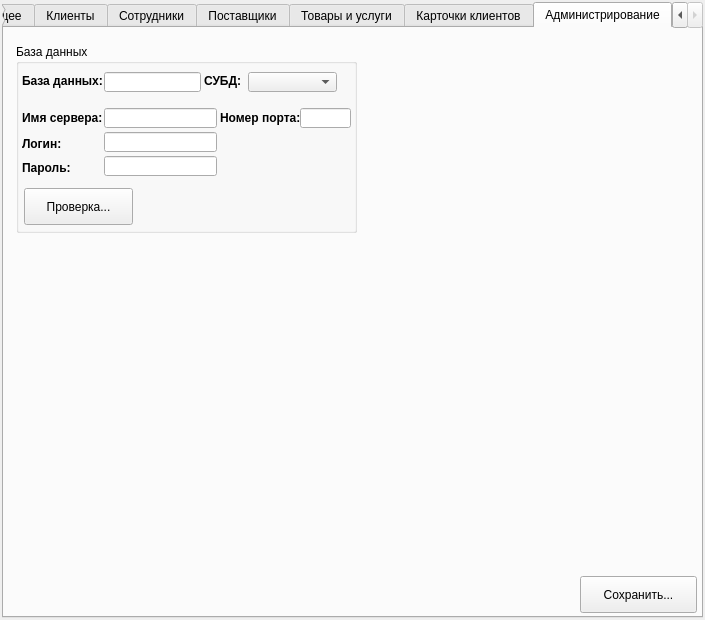
This is arm_admin.ui in sergey4475/project as Qt 5 draws it before an edit. The edited form follows.
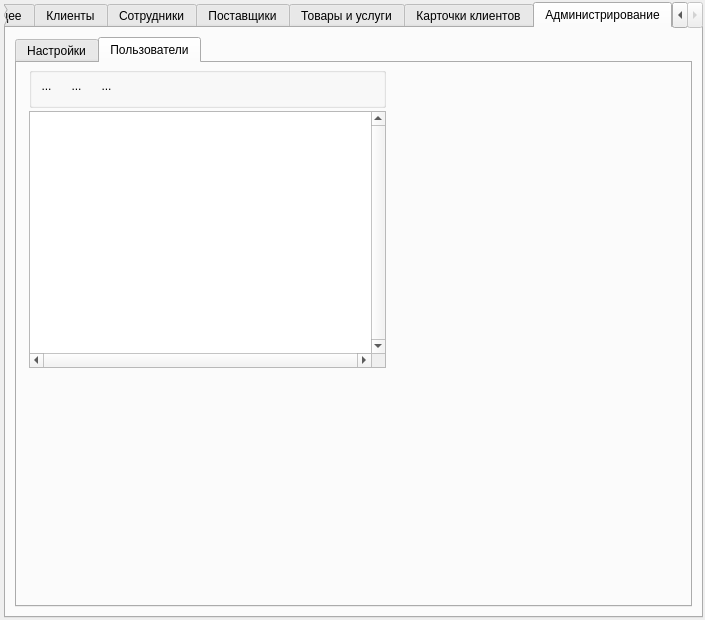
This is the edited form. Icons and pictures are not drawn.

Diff of the .ui file:
```diff
--- a/arm_admin.ui
+++ b/arm_admin.ui
@@ -23,7 +23,16 @@
    <string notr="true"/>
   </property>
   <layout class="QGridLayout" name="gridLayout">
-   <property name="margin">
+   <property name="leftMargin">
+    <number>4</number>
+   </property>
+   <property name="topMargin">
+    <number>2</number>
+   </property>
+   <property name="rightMargin">
+    <number>2</number>
+   </property>
+   <property name="bottomMargin">
     <number>2</number>
    </property>
    <property name="spacing">
@@ -235,11 +244,21 @@
       <attribute name="title">
        <string>Администрирование</string>
       </attribute>
+      <layout class="QGridLayout" name="gridLayout_7">
+       <item row="0" column="0">
+        <widget class="QTabWidget" name="tabWidget">
+         <property name="currentIndex">
+          <number>1</number>
+         </property>
+         <widget class="QWidget" name="tab">
+          <attribute name="title">
+           <string>Настройки</string>
+          </attribute>
       <widget class="QGroupBox" name="groupBox_4">
        <property name="geometry">
         <rect>
-         <x>12</x>
-         <y>16</y>
+             <x>4</x>
+             <y>12</y>
          <width>341</width>
          <height>189</height>
         </rect>
@@ -302,6 +321,15 @@
           <height>20</height>
          </rect>
         </property>
+            <property name="editable">
+             <bool>false</bool>
+            </property>
+            <property name="maxVisibleItems">
+             <number>22</number>
+            </property>
+            <property name="frame">
+             <bool>true</bool>
+            </property>
        </widget>
        <widget class="QLabel" name="label_2">
         <property name="geometry">
@@ -406,13 +434,16 @@
          <rect>
           <x>8</x>
           <y>144</y>
-          <width>109</width>
-          <height>37</height>
+              <width>89</width>
+              <height>29</height>
          </rect>
         </property>
         <property name="text">
          <string>Проверка...</string>
         </property>
+            <property name="flat">
+             <bool>true</bool>
+            </property>
        </widget>
        <widget class="QLabel" name="label_5">
         <property name="geometry">
@@ -492,8 +523,8 @@
       <widget class="QPushButton" name="save_button">
        <property name="geometry">
         <rect>
-         <x>576</x>
-         <y>548</y>
+             <x>348</x>
+             <y>20</y>
          <width>117</width>
          <height>37</height>
         </rect>
@@ -507,12 +538,174 @@
        <property name="text">
         <string>Сохранить...</string>
        </property>
-      </widget>
-     </widget>
-    </widget>
+           <property name="flat">
+            <bool>true</bool>
+           </property>
+          </widget>
+         </widget>
+         <widget class="QWidget" name="tab_2">
+          <attribute name="title">
+           <string>Пользователи</string>
+          </attribute>
+          <widget class="QTableView" name="table_users">
+           <property name="geometry">
+            <rect>
+             <x>12</x>
+             <y>48</y>
+             <width>357</width>
+             <height>257</height>
+            </rect>
+           </property>
+           <property name="verticalScrollBarPolicy">
+            <enum>Qt::ScrollBarAlwaysOn</enum>
+           </property>
+           <property name="horizontalScrollBarPolicy">
+            <enum>Qt::ScrollBarAlwaysOn</enum>
+           </property>
+           <property name="selectionBehavior">
+            <enum>QAbstractItemView::SelectRows</enum>
+           </property>
+           <property name="sortingEnabled">
+            <bool>true</bool>
+           </property>
+          </widget>
+          <widget class="QGroupBox" name="groupButton_2">
+           <property name="geometry">
+            <rect>
+             <x>12</x>
+             <y>4</y>
+             <width>357</width>
+             <height>41</height>
+            </rect>
+           </property>
+           <property name="styleSheet">
+            <string notr="true"/>
+           </property>
+           <property name="title">
+            <string/>
+           </property>
+           <widget class="QToolButton" name="toolButton_5">
+            <property name="geometry">
+             <rect>
+              <x>6</x>
+              <y>8</y>
+              <width>23</width>
+              <height>22</height>
+             </rect>
+            </property>
+            <property name="text">
+             <string>...</string>
+            </property>
+            <property name="icon">
+             <iconset resource="icons.qrc">
+              <normaloff>:/image/icons/UserAdd32.png</normaloff>:/image/icons/UserAdd32.png</iconset>
+            </property>
+            <property name="iconSize">
+             <size>
+              <width>24</width>
+              <height>24</height>
+             </size>
+            </property>
+            <property name="autoRaise">
+             <bool>true</bool>
+            </property>
+           </widget>
+           <widget class="QToolButton" name="toolButton">
+            <property name="geometry">
+             <rect>
+              <x>66</x>
+              <y>8</y>
+              <width>23</width>
+              <height>22</height>
+             </rect>
+            </property>
+            <property name="text">
+             <string>...</string>
+            </property>
+            <property name="icon">
+             <iconset resource="icons.qrc">
+              <normaloff>:/image/icons/UserSecure32.png</normaloff>:/image/icons/UserSecure32.png</iconset>
+            </property>
+            <property name="iconSize">
+             <size>
+              <width>24</width>
+              <height>24</height>
+             </size>
+            </property>
+            <property name="autoRaise">
+             <bool>true</bool>
+            </property>
+           </widget>
+           <widget class="QToolButton" name="toolButton_6">
+            <property name="geometry">
+             <rect>
+              <x>36</x>
+              <y>8</y>
+              <width>23</width>
+              <height>22</height>
+             </rect>
+            </property>
+            <property name="text">
+             <string>...</string>
+            </property>
+            <property name="icon">
+             <iconset resource="icons.qrc">
+              <normaloff>:/image/icons/UserConfigure32.png</normaloff>:/image/icons/UserConfigure32.png</iconset>
+            </property>
+            <property name="iconSize">
+             <size>
+              <width>24</width>
+              <height>24</height>
+             </size>
+            </property>
+            <property name="autoRaise">
+             <bool>true</bool>
+            </property>
+           </widget>
+           <widget class="QToolButton" name="toolButton_2">
+            <property name="geometry">
+             <rect>
+              <x>96</x>
+              <y>8</y>
+              <width>23</width>
+              <height>22</height>
+             </rect>
+            </property>
+            <property name="text">
+             <string/>
+            </property>
+            <property name="icon">
+             <iconset resource="icons.qrc">
+              <normaloff>:/image/icons/UserDelete32.png</normaloff>:/image/icons/UserDelete32.png</iconset>
+            </property>
+            <property name="iconSize">
+             <size>
+              <width>24</width>
+              <height>24</height>
+             </size>
+            </property>
+            <property name="autoRepeat">
+             <bool>true</bool>
+            </property>
+            <property name="autoExclusive">
+             <bool>true</bool>
+            </property>
+            <property name="autoRaise">
+             <bool>true</bool>
+            </property>
+           </widget>
+          </widget>
+         </widget>
+        </widget>
    </item>
   </layout>
  </widget>
- <resources/>
+    </widget>
+   </item>
+  </layout>
+ </widget>
+ <resources>
+  <include location="icons.qrc"/>
+ </resources>
  <connections/>
 </ui>
```
Lines whose indentation alone changed are shown as unchanged.
